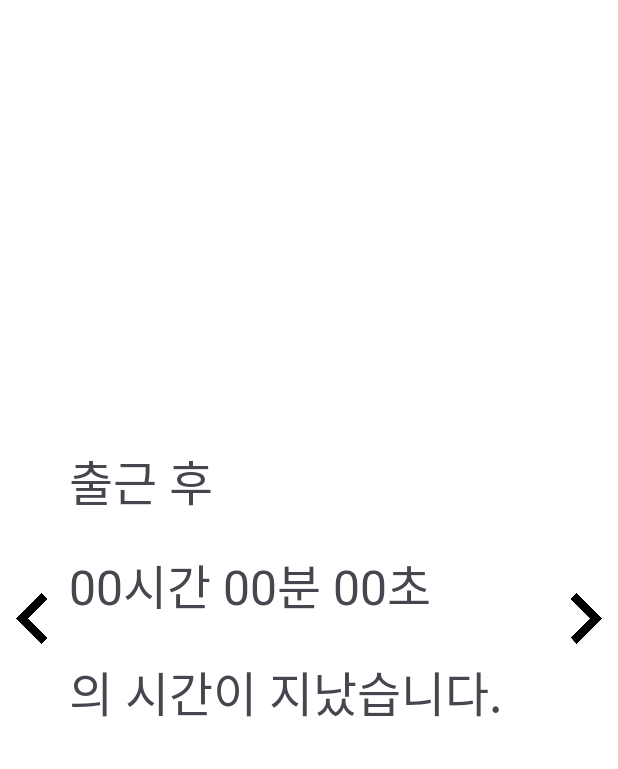
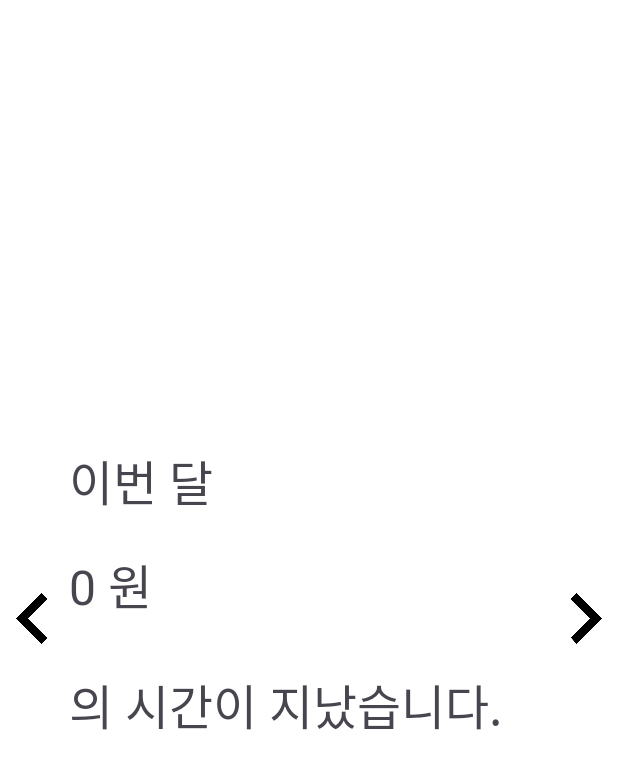
Before and after one commit to kukjinman/SalaryTimer, an Android app: the fragment mainFragment3 shown on its own in the app's theme, on a phone screen of 412 x 824 dp. Shown: the top 769 px of the screen. Run offline under Robolectric (Android 15) with nearby library versions, the light colour scheme and no system bars; our stand-ins replace data binding; 1 statement that could not run was skipped.

Commit message:
frag3 is completed

```diff
--- a/app/src/main/java/com/example/salarytimer/ui/fragments/mainpages/mainFragment2.kt
+++ b/app/src/main/java/com/example/salarytimer/ui/fragments/mainpages/mainFragment2.kt
@@ -159,7 +159,6 @@ class mainFragment2 : Fragment() {
     }
 
     fun calTodaySalary(sal: Int): Int {
-        var result: Int = 0
         val now = Calendar.getInstance()
         val totalDaysInMonth = now.getActualMaximum(Calendar.DAY_OF_MONTH)
 
@@ -181,9 +180,6 @@ class mainFragment2 : Fragment() {
 
         return sal / weekdaysInMonth
     }
-
-    var monthSalarySum = 0;
-    var todaySalarySum = 0;
 
     fun displayTodaySalary() {
         Log.d(TAG, "[displayTodaySalary] is called")
--- a/app/src/main/java/com/example/salarytimer/ui/fragments/mainpages/mainFragment3.kt
+++ b/app/src/main/java/com/example/salarytimer/ui/fragments/mainpages/mainFragment3.kt
@@ -1,13 +1,20 @@
 package com.example.salarytimer.ui.fragments.mainpages
 
 import android.os.Bundle
+import android.util.Log
 import androidx.fragment.app.Fragment
 import android.view.LayoutInflater
 import android.view.View
 import android.view.ViewGroup
+import androidx.databinding.DataBindingUtil
+import androidx.lifecycle.ViewModelProvider
 import com.example.salarytimer.R
 import com.example.salarytimer.databinding.FragmentMain2Binding
 import com.example.salarytimer.databinding.FragmentMain3Binding
+import com.example.salarytimer.databinding.FragmentMainBinding
+import com.example.salarytimer.ui.viewmodel.mainpages.MainF2ViewModel
+import com.example.salarytimer.ui.viewmodel.mainpages.MainF3ViewModel
+import java.util.Calendar
 
 // TODO: Rename parameter arguments, choose names that match
 // the fragment initialization parameters, e.g. ARG_ITEM_NUMBER
@@ -22,6 +29,13 @@ private const val ARG_PARAM2 = "param2"
 class mainFragment3 : Fragment() {
     val TAG = "mainFragment3"
     private lateinit var binding: FragmentMain3Binding
+    private val mainF3ViewModel by lazy {
+        ViewModelProvider(requireActivity())[MainF3ViewModel::class.java]
+    }
+    private val mainF2ViewModel by lazy {
+        ViewModelProvider(requireActivity())[MainF2ViewModel::class.java]
+
+    }
 
     override fun onCreate(savedInstanceState: Bundle?) {
         super.onCreate(savedInstanceState)
@@ -32,8 +46,57 @@ class mainFragment3 : Fragment() {
         inflater: LayoutInflater, container: ViewGroup?,
         savedInstanceState: Bundle?
     ): View? {
+
+        binding = DataBindingUtil.inflate<FragmentMain3Binding>(
+            inflater,
+            R.layout.fragment_main3,
+            container,
+            false
+        )
+        binding.viewModel3 = mainF3ViewModel
+        binding.lifecycleOwner = requireActivity()
+
+
         // Inflate the layout for this fragment
-        return inflater.inflate(R.layout.fragment_main3, container, false)
+        return binding.root
     }
 
+    override fun onResume() {
+        super.onResume()
+        displayMonthSalarySum()
+    }
+
+    override fun onPause() {
+        super.onPause()
+    }
+
+    fun displayMonthSalarySum() {
+        Log.d(TAG, "[displayMonthSalarySum] is called")
+
+        val now = Calendar.getInstance()
+        val today = now.get(Calendar.DAY_OF_MONTH)
+        val totalDaysInMonth = now.getActualMaximum(Calendar.DAY_OF_MONTH)
+
+        var weekdaysInMonth = 0
+
+        for (day in 1..today) {
+            now.set(Calendar.DAY_OF_MONTH, day)
+            val dayOfWeek = now.get(Calendar.DAY_OF_WEEK)
+
+            // 토요일과 일요일을 제외하고 주중의 날짜 수를 증가시킴
+            if (dayOfWeek != Calendar.SATURDAY && dayOfWeek != Calendar.SUNDAY) {
+                weekdaysInMonth++
+            }
+        }
+
+        Log.d(TAG, "weekdaysInMonth till today : $weekdaysInMonth")
+
+        mainF3ViewModel.monthSalarySum.value = mainF2ViewModel.todaysalary.value!!.toInt() * weekdaysInMonth + mainF2ViewModel.todayCurSalary.value!!.toInt()
+
+        Log.d(TAG, "monthSalarySum : " + mainF3ViewModel.monthSalarySum.value!!.toInt())
+
+
+    }
+
+
 }
--- /dev/null
+++ b/app/src/main/java/com/example/salarytimer/ui/viewmodel/mainpages/MainF3ViewModel.kt
@@ -0,0 +1,15 @@
+package com.example.salarytimer.ui.viewmodel.mainpages
+
+import androidx.lifecycle.MutableLiveData
+import androidx.lifecycle.ViewModel
+
+class MainF3ViewModel : ViewModel() {
+
+    var monthSalarySum = MutableLiveData<Number>()
+
+    init {
+        monthSalarySum.value = 0
+    }
+
+
+}
--- a/app/src/main/res/layout/fragment_main2.xml
+++ b/app/src/main/res/layout/fragment_main2.xml
@@ -63,7 +63,6 @@
                 app:layout_constraintTop_toTopOf="parent">
 
                 <TextView
-                    android:id="@+id/todaysalary"
                     android:layout_width="wrap_content"
                     android:layout_height="wrap_content"
                     android:contentDescription="Enter your salary"
--- a/app/src/main/res/layout/fragment_main3.xml
+++ b/app/src/main/res/layout/fragment_main3.xml
@@ -4,6 +4,12 @@
     xmlns:app="http://schemas.android.com/apk/res-auto"
     xmlns:tools="http://schemas.android.com/tools">
 
+
+    <data>
+        <variable
+            name="viewModel3"
+            type="com.example.salarytimer.ui.viewmodel.mainpages.MainF3ViewModel" />
+    </data>
 
     <androidx.constraintlayout.widget.ConstraintLayout
         android:id="@+id/constraintLayout1"
@@ -37,7 +43,7 @@
             <TextView
                 android:layout_width="180dp"
                 android:layout_height="61dp"
-                android:text="출근 후"
+                android:text="이번 달"
                 android:textSize="32dp"
                 app:layout_constraintBottom_toTopOf="@+id/main2_linear"
                 app:layout_constraintEnd_toEndOf="parent"
@@ -57,15 +63,22 @@
                 app:layout_constraintStart_toStartOf="parent"
                 app:layout_constraintTop_toTopOf="parent">
 
+
                 <TextView
-                    android:id="@+id/worktime"
-                    android:layout_width="match_parent"
+                    android:layout_width="wrap_content"
                     android:layout_height="wrap_content"
                     android:contentDescription="Enter your salary"
-                    android:inputType="text"
-                    android:text="00시간 00분 00초"
+                    android:inputType="number"
+                    android:maxLength="10"
+                    android:text="@{String.valueOf(viewModel3.monthSalarySum)}"
                     android:textSize="32dp" />
 
+                <TextView
+                    android:layout_width="50dp"
+                    android:layout_height="60dp"
+                    android:text=" 원"
+                    android:textSize="32dp"
+                    />
 
 
 
```
